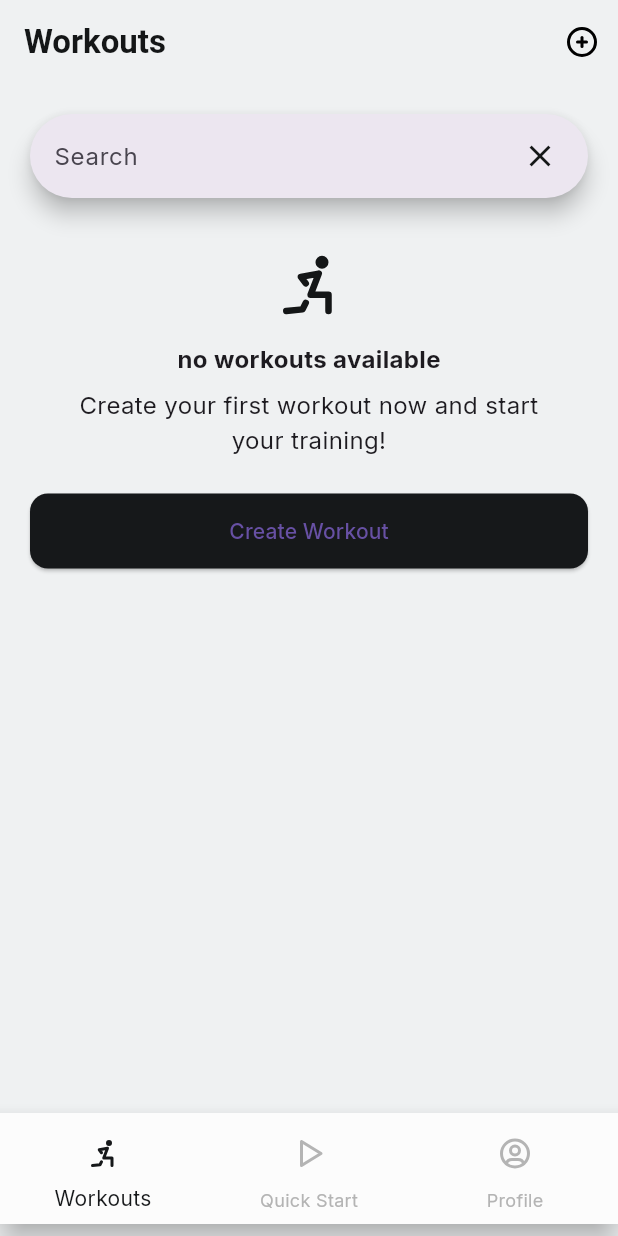
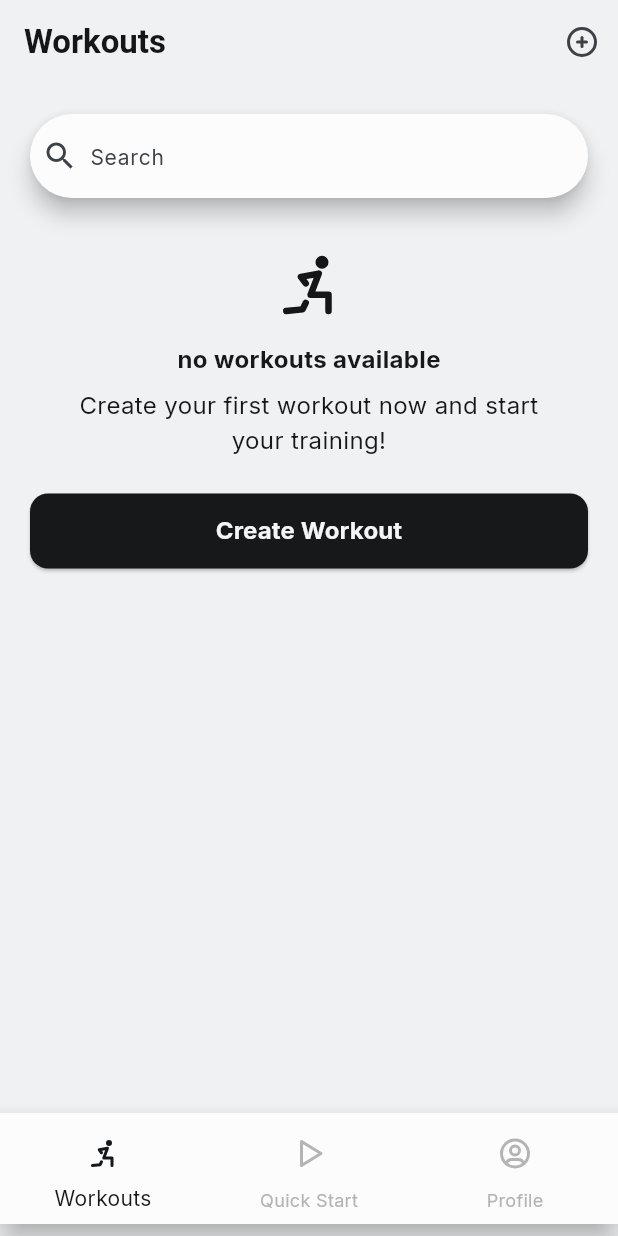
Before and after one commit to NkITaa/interval_timer, a Flutter app: the screen it shows after launch, on a phone screen of 412 x 824 dp. Run offline on Flutter 3.47's test engine with Material 3 defaults, Android fonts, the light colour scheme and no system bars; our stand-ins replace audioplayers, confetti, flutter_tabler_icons, google_fonts, hive, hive_flutter and 2 more; accounts and stored records are empty; generated files the repository leaves out were written again.

Commit message:
refactored visually run and workouts

```diff
--- a/lib/components/dialogs.dart
+++ b/lib/components/dialogs.dart
@@ -570,7 +570,7 @@ class Dialogs {
               children: [
                 Text(
                   AppLocalizations.of(context)!.system_language,
-                  style: heading3Bold,
+                  style: heading3Bold(context),
                 ),
                 IconButton(
                     onPressed: () {
@@ -650,7 +650,7 @@ class Dialogs {
               children: [
                 Text(
                   AppLocalizations.of(context)!.system_language,
-                  style: heading3Bold.copyWith(
+                  style: heading3Bold(context).copyWith(
                       color: MyApp.of(context).isDarkMode()
                           ? darkNeutral900
                           : lightNeutral900),
--- a/lib/l10n/app_de.arb
+++ b/lib/l10n/app_de.arb
@@ -45,7 +45,7 @@
   "run_home": "zum Homecreen",
   "run_resume_workout": "Workout fortsetzen",
   "run_exit_workout": "Workout beenden",
-  "run_exit_workout_info": "Möchten Sie das Workout wirklich beenden? Ihr fortschritt wird nicht gespeichert.",
+  "run_exit_workout_info": "Möchtest du das Workout wirklich beenden? Dein fortschritt wird nicht gespeichert.",
 
   "title_profile": "Profil",
   "profile_settings": "Systemeinstellungen",
--- a/lib/main.dart
+++ b/lib/main.dart
@@ -8,6 +8,7 @@ import 'package:hive/hive.dart';
 
 void main() async {
   var path = "/Users/nikita/Desktop/interval_timer/db";
+  WidgetsFlutterBinding.ensureInitialized();
   Hive
     ..init(path)
     ..registerAdapter(WorkoutAdapter());
@@ -55,6 +56,11 @@ class _MyAppState extends State<MyApp> {
       supportedLocales: AppLocalizations.supportedLocales,
       localizationsDelegates: AppLocalizations.localizationsDelegates,
       theme: ThemeData(
+        textSelectionTheme: const TextSelectionThemeData(
+          cursorColor: lightNeutral900,
+          selectionColor: lightNeutral900,
+          selectionHandleColor: lightNeutral900,
+        ),
         scaffoldBackgroundColor: lightNeutral100,
         bottomNavigationBarTheme: const BottomNavigationBarThemeData(
           backgroundColor: lightNeutral0,
@@ -77,6 +83,11 @@ class _MyAppState extends State<MyApp> {
         textTheme: GoogleFonts.interTextTheme(Theme.of(context).textTheme),
       ),
       darkTheme: ThemeData(
+        textSelectionTheme: const TextSelectionThemeData(
+          cursorColor: darkNeutral900,
+          selectionColor: darkNeutral900,
+          selectionHandleColor: darkNeutral900,
+        ),
         scaffoldBackgroundColor: darkNeutral0,
         bottomNavigationBarTheme:
             const BottomNavigationBarThemeData(backgroundColor: darkNeutral100),
--- a/lib/pages/workouts/components/workout_list.dart
+++ b/lib/pages/workouts/components/workout_list.dart
@@ -1,10 +1,12 @@
 import 'package:flutter/material.dart';
+import 'package:interval_timer/const.dart';
 import 'package:interval_timer/pages/workouts/components/workout_tile.dart';
 import 'package:hive/hive.dart';
 import 'package:flutter_gen/gen_l10n/app_localizations.dart';
 import 'package:flutter_tabler_icons/flutter_tabler_icons.dart';
 
 import '../../../components/dialogs.dart';
+import '../../../main.dart';
 
 class WorkoutList extends StatelessWidget {
   final Function setListState;
@@ -28,11 +30,8 @@ class WorkoutList extends StatelessWidget {
               const SizedBox(
                 height: 12,
               ),
-              Text(
-                AppLocalizations.of(context)!.workouts_search_no_results_one,
-                style:
-                    const TextStyle(fontSize: 16, fontWeight: FontWeight.bold),
-              ),
+              Text(AppLocalizations.of(context)!.workouts_search_no_results_one,
+                  style: body1Bold(context)),
               Padding(
                 padding: const EdgeInsets.only(
                   left: 24,
@@ -40,12 +39,10 @@ class WorkoutList extends StatelessWidget {
                   top: 8,
                 ),
                 child: Text(
-                  textAlign: TextAlign.center,
-                  AppLocalizations.of(context)!.workouts_search_no_results_two,
-                  style: const TextStyle(
-                    fontSize: 16,
-                  ),
-                ),
+                    textAlign: TextAlign.center,
+                    AppLocalizations.of(context)!
+                        .workouts_search_no_results_two,
+                    style: body1(context)),
               ),
               const SizedBox(
                 height: 24,
@@ -64,7 +61,11 @@ class WorkoutList extends StatelessWidget {
                                 context, setListState),
                       );
                     },
-                    child: Text(AppLocalizations.of(context)!.workouts_create)),
+                    child: Text(AppLocalizations.of(context)!.workouts_create,
+                        style: body1Bold(context).copyWith(
+                            color: MyApp.of(context).isDarkMode()
+                                ? darkNeutral50
+                                : lightNeutral50))),
               )
             ],
           )
--- a/lib/pages/workouts/components/workout_searchbar.dart
+++ b/lib/pages/workouts/components/workout_searchbar.dart
@@ -28,21 +28,36 @@ class _WorkoutSearchBarState extends State<WorkoutSearchBar> {
     return Padding(
       padding: const EdgeInsets.only(top: 20.0, bottom: 32.0),
       child: SearchAnchor(
+        viewSurfaceTintColor: Colors.transparent,
         searchController: controller,
+        headerHintStyle: body2(context).copyWith(
+            color: MyApp.of(context).isDarkMode()
+                ? darkNeutral700
+                : lightNeutral700),
         viewHintText: AppLocalizations.of(context)!.workouts_search,
         viewBackgroundColor:
             MyApp.of(context).isDarkMode() ? darkNeutral0 : lightNeutral100,
         builder: (context, controller) {
           return SearchBar(
+            leading: Icon(
+              Icons.search,
+              color: MyApp.of(context).isDarkMode()
+                  ? darkNeutral850
+                  : lightNeutral700,
+            ),
             hintText: AppLocalizations.of(context)!.workouts_search,
+            hintStyle: MaterialStateProperty.all<TextStyle>(body2(context)
+                .copyWith(
+                    color: MyApp.of(context).isDarkMode()
+                        ? darkNeutral700
+                        : lightNeutral700)),
+            backgroundColor: MaterialStateProperty.all<Color>(
+                MyApp.of(context).isDarkMode()
+                    ? darkNeutral100
+                    : lightNeutral0),
+            surfaceTintColor:
+                MaterialStateProperty.all<Color>(Colors.transparent),
             controller: controller,
-            trailing: [
-              IconButton(
-                  onPressed: () {
-                    controller.clear();
-                  },
-                  icon: const Icon(Icons.close))
-            ],
             onTap: () {
               controller.openView();
             },
--- a/lib/pages/workouts/components/workouts_appbar.dart
+++ b/lib/pages/workouts/components/workouts_appbar.dart
@@ -4,7 +4,8 @@ import 'package:flutter_gen/gen_l10n/app_localizations.dart';
 import 'package:flutter_tabler_icons/flutter_tabler_icons.dart';
 import 'package:interval_timer/components/dialogs.dart';
 import 'package:interval_timer/const.dart';
-import 'package:interval_timer/main.dart';
+
+import '../../../main.dart';
 
 class WorkoutsAppbar extends StatelessWidget implements PreferredSizeWidget {
   final Function setListState;
@@ -15,17 +16,16 @@ class WorkoutsAppbar extends StatelessWidget implements PreferredSizeWidget {
   Widget build(BuildContext context) {
     return AppBar(
       title: Text(AppLocalizations.of(context)!.title_workouts,
-          style: TextStyle(
-            color: MyApp.of(context).isDarkMode()
-                ? darkNeutral900
-                : lightNeutral900,
-            fontWeight: FontWeight.bold,
-            fontSize: 22.0,
-          )),
+          style: heading3Bold(context)),
       automaticallyImplyLeading: false,
       actions: [
         IconButton(
-          icon: const Icon(TablerIcons.circle_plus),
+          icon: Icon(
+            TablerIcons.circle_plus,
+            color: MyApp.of(context).isDarkMode()
+                ? darkNeutral850
+                : lightNeutral700,
+          ),
           onPressed: () {
             showModalBottomSheet(
               isScrollControlled: true,
--- a/pubspec.yaml
+++ b/pubspec.yaml
@@ -26,6 +26,7 @@ dev_dependencies:
   confetti: ^0.7.0
   hive_generator: ^2.0.1
   audioplayers: ^5.2.1
+  package_info_plus: ^5.0.1
 
 flutter:
   uses-material-design: true
```
Also changed, not shown: lib/const.dart (+78 -35 lines), lib/pages/profile/profile.dart (+14 -0 lines), lib/pages/run/congrats.dart (+12 -6 lines), lib/pages/run/preparation.dart (+8 -15 lines), lib/pages/run/run.dart (+38 -30 lines), lib/pages/workouts/components/workout_tile.dart (+18 -33 lines), pubspec.lock, 5 other files.
